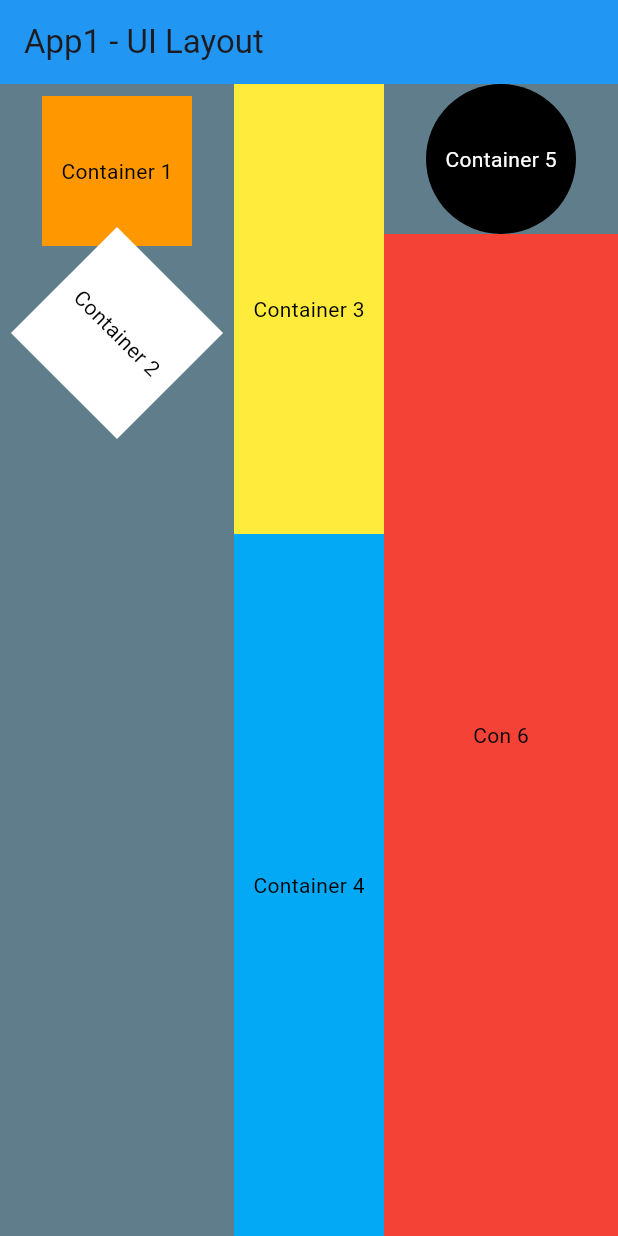
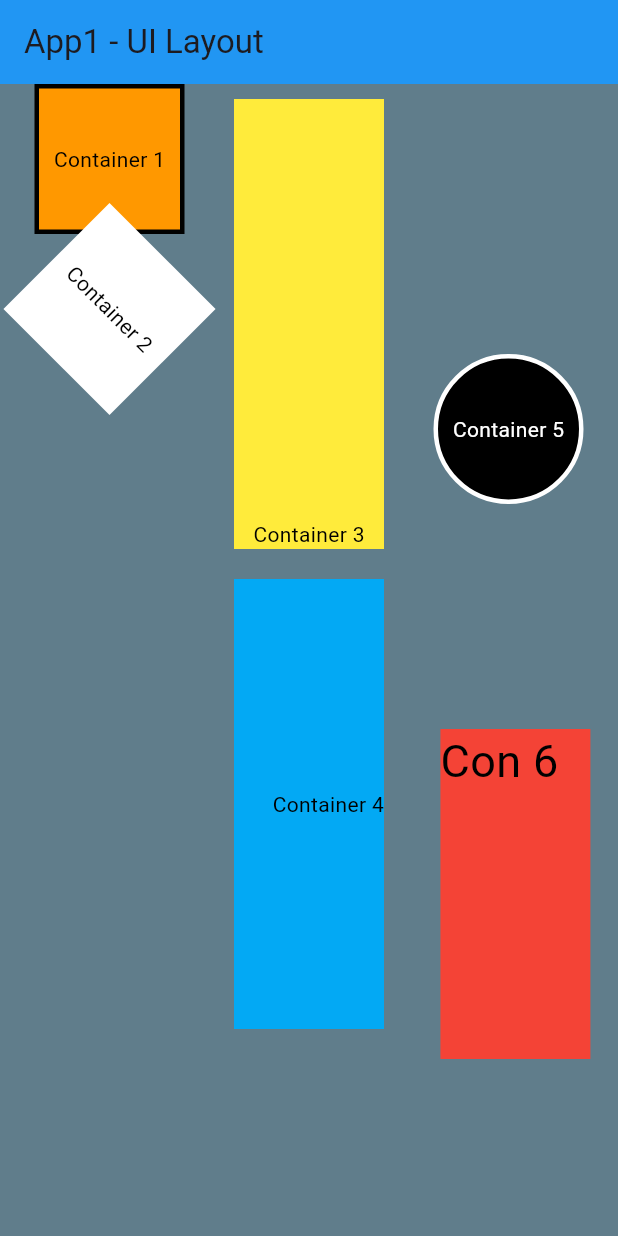
Before and after one commit to KingsleyWosu7/DMIT2504-Android-Development-Assignment-Kingsley-Wosu, a Flutter app: the screen it shows after launch, on a phone screen of 412 x 824 dp. Run offline on Flutter 3.47's test engine with Material 3 defaults, Android fonts, the phone set to English and light mode, and no system bars.

Commit message:
Update main.dart

```diff
--- a/Assignment1/assignment1_kingsley_wosu/lib/main.dart
+++ b/Assignment1/assignment1_kingsley_wosu/lib/main.dart
@@ -17,7 +17,9 @@ class MyApp extends StatelessWidget {
   @override
   Widget build(BuildContext context) {
     return MaterialApp(
+      // first level widget of Material Design
       home: Scaffold(
+        // default route
         backgroundColor: Colors.blueGrey,
         appBar: AppBar(
           title: const Text("App1 - UI Layout"),
@@ -27,13 +29,20 @@ class MyApp extends StatelessWidget {
           mainAxisAlignment: MainAxisAlignment.spaceEvenly,
           mainAxisSize: MainAxisSize.max,
           children: <Widget>[
+            //TODO: Put your code here to complete this app.
             Expanded(
               child: Column(
                 children: [
                   Padding(
-                    padding: const EdgeInsets.all(8.0),
+                    padding: const EdgeInsets.all(0.0),
                     child: Container(
+                      decoration: BoxDecoration(
                         color: Colors.orange,
+                        border: Border.all(
+                          color: Colors.black,
+                          width: 3.0,
+                        ),
+                      ),
                       height: 100,
                       width: 100,
                       child: const Center(
@@ -63,22 +72,29 @@ class MyApp extends StatelessWidget {
             ),
             Column(
               children: <Widget>[
-                Container(
+                Padding(
+                  padding: const EdgeInsets.all(10.0),
+                  child: Container(
                     color: Colors.yellow,
                     height: 300,
                     width: 100,
-                  child: const Center(
+                    child: const Align(
+                      alignment: Alignment.bottomCenter,
                       child: Text(
                         'Container 3',
                         style: TextStyle(color: Colors.black),
                       ),
                     ),
                   ),
-                Expanded(
+                ),
+                Padding(
+                  padding: const EdgeInsets.all(10.0),
                   child: Container(
                     color: Colors.lightBlue,
+                    height: 300,
                     width: 100,
-                    child: const Center(
+                    child: const Align(
+                      alignment: Alignment.centerRight,
                       child: Text(
                         'Container 4',
                         style: TextStyle(color: Colors.black),
@@ -90,14 +106,20 @@ class MyApp extends StatelessWidget {
             ),
             Expanded(
               child: Column(
-                mainAxisAlignment: MainAxisAlignment.spaceEvenly,
+                mainAxisAlignment: MainAxisAlignment.start,
                 children: [
-                  Container(
+                  Padding(
+                    padding: const EdgeInsets.only(top: 180.0),
+                    child: Container(
                       height: 100,
                       width: 100,
-                    decoration: const BoxDecoration(
+                      decoration: BoxDecoration(
                         color: Colors.black,
                         shape: BoxShape.circle,
+                        border: Border.all(
+                          color: Colors.white,
+                          width: 3.0,
+                        ),
                       ),
                       child: const Center(
                         child: Text(
@@ -106,13 +128,24 @@ class MyApp extends StatelessWidget {
                         ),
                       ),
                     ),
-                  Expanded(
+                  ),
+                  Padding(
+                    padding: const EdgeInsets.only(top: 150.0),
+                    child: Align(
+                      alignment: const Alignment(0.2, 1.0),
                       child: Container(
                         color: Colors.red,
-                      child: const Center(
+                        height: 220,
+                        width: 100,
+                        child: const Align(
+                          alignment: Alignment.topLeft,
                           child: Text(
                             'Con 6',
-                          style: TextStyle(color: Colors.black),
+                            style: TextStyle(
+                              color: Colors.black,
+                              fontSize: 30.0,
+                            ),
+                          ),
                         ),
                       ),
                     ),
```
Lines whose indentation alone changed are shown as unchanged.
